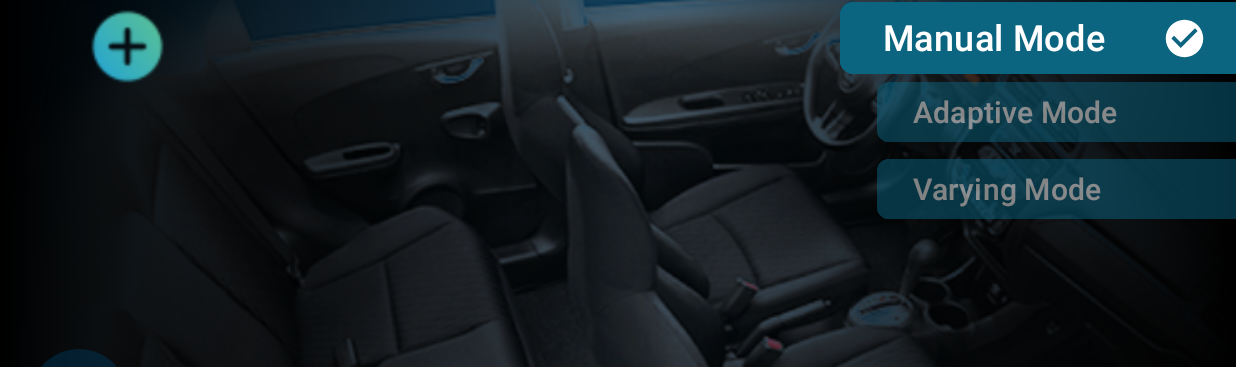
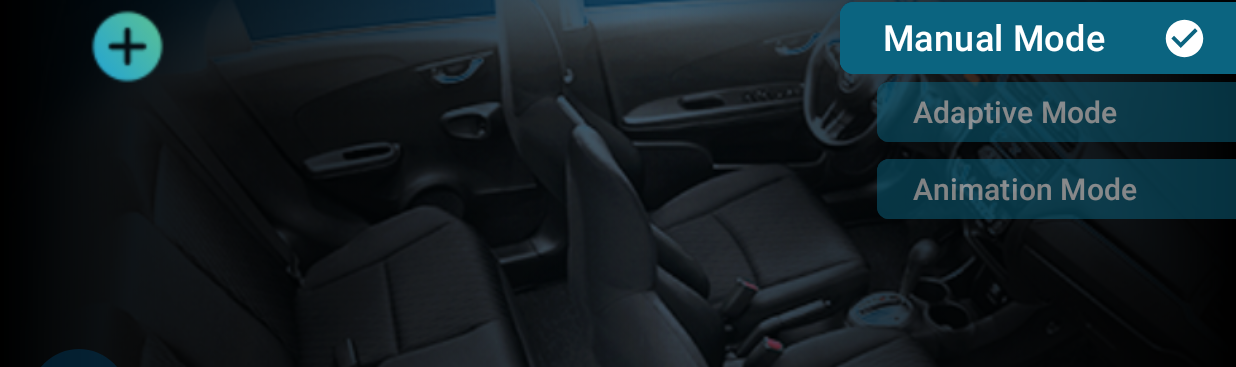
Before and after one commit to Farouk157/LED-Strip-Control, an Android app built with Jetpack Compose: the screen it shows after launch (MainActivity), after a tap on an icon or button, on a phone screen of 824 x 412 dp (held sideways). Shown: the part 141-508 px from the top of the screen. Run offline under Robolectric (Android 15) with nearby library versions, the phone set to English and light mode, and no system bars; our stand-ins replace Room's generated code; libraries missing offline, so code that uses them is left out: com.github.skydoves.colorpicker, io.mhssn.colorpicker, ledstrip.service.api; 5 statements that could not run were skipped.

Commit message:
Update strings.xml

```diff
--- a/LED_Strip_Control_Application/app/src/main/res/values/strings.xml
+++ b/LED_Strip_Control_Application/app/src/main/res/values/strings.xml
@@ -3,5 +3,8 @@
 
     <string name="manual_mode">Manual Mode</string>
     <string name="adaptive_mode">Adaptive Mode</string>
-    <string name="varying_mode">Varying Mode</string>
+    <string name="varying_mode">Animation Mode</string>
+
+    <string name="sake_animation">Snake Animation</string>
+    <string name="fade_animation">Fade Animation</string>
 </resources>
```
